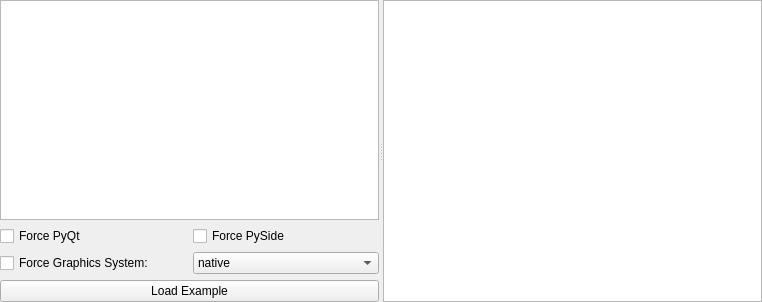
Above: examples/exampleLoaderTemplate.ui from pyqtgraph/pyqtgraph before the change. Below: the same form after it.
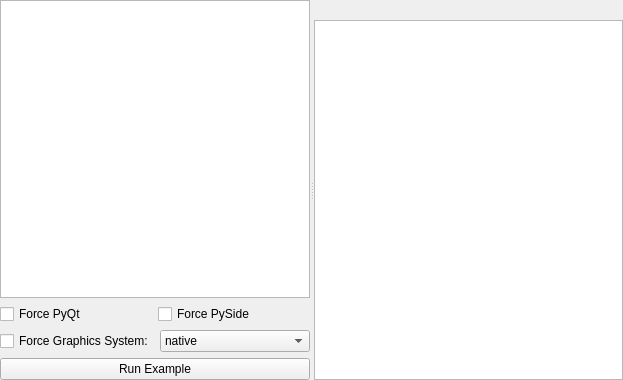
That is the form after the change.

Commit message: example loader allows editing code Workaround for PySide bug; fixes GradientEditorItem

```diff
--- a/examples/exampleLoaderTemplate.ui
+++ b/examples/exampleLoaderTemplate.ui
@@ -6,8 +6,8 @@
    <rect>
     <x>0</x>
     <y>0</y>
-    <width>762</width>
-    <height>302</height>
+    <width>623</width>
+    <height>380</height>
    </rect>
   </property>
   <property name="windowTitle">
@@ -25,7 +25,7 @@
      <property name="orientation">
       <enum>Qt::Horizontal</enum>
      </property>
-     <widget class="QWidget" name="layoutWidget">
+     <widget class="QWidget" name="">
       <layout class="QVBoxLayout" name="verticalLayout">
        <item>
         <widget class="QTreeWidget" name="exampleTree">
@@ -90,19 +90,40 @@
        <item>
         <widget class="QPushButton" name="loadBtn">
          <property name="text">
-          <string>Load Example</string>
+          <string>Run Example</string>
          </property>
         </widget>
        </item>
       </layout>
      </widget>
-     <widget class="QTextBrowser" name="codeView">
-      <property name="font">
-       <font>
-        <family>Monospace</family>
-        <pointsize>10</pointsize>
-       </font>
-      </property>
+     <widget class="QWidget" name="">
+      <layout class="QVBoxLayout" name="verticalLayout_2">
+       <item>
+        <widget class="QLabel" name="loadedFileLabel">
+         <property name="font">
+          <font>
+           <weight>75</weight>
+           <bold>true</bold>
+          </font>
+         </property>
+         <property name="text">
+          <string/>
+         </property>
+         <property name="alignment">
+          <set>Qt::AlignCenter</set>
+         </property>
+        </widget>
+       </item>
+       <item>
+        <widget class="QPlainTextEdit" name="codeView">
+         <property name="font">
+          <font>
+           <family>FreeMono</family>
+          </font>
+         </property>
+        </widget>
+       </item>
+      </layout>
      </widget>
     </widget>
    </item>
```
The commit also changes 7 other files.
